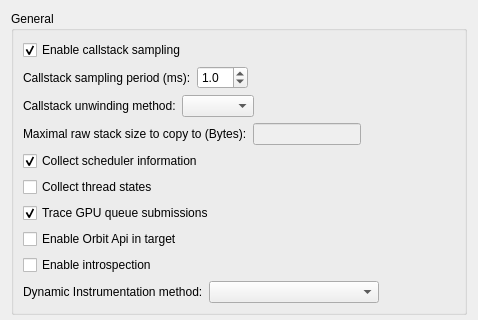
Above: src/OrbitQt/CaptureOptionsDialog.ui from google/orbit before the change; both pictures show x 0 to 478 and y 0 to 320 of the 478 by 610 pixel window. Below: the same form after it.
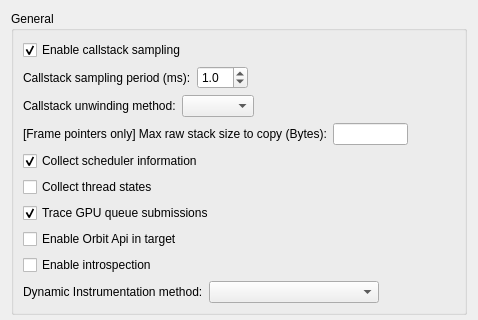
That is the form after the change.

What changed in the file:
```diff
--- a/src/OrbitQt/CaptureOptionsDialog.ui
+++ b/src/OrbitQt/CaptureOptionsDialog.ui
@@ -152,14 +152,14 @@
               <string/>
              </property>
              <property name="text">
-              <string>Maximal raw stack size to copy to (Bytes):</string>
+              <string>[Frame pointers only] Max raw stack size to copy (Bytes):</string>
              </property>
             </widget>
            </item>
            <item>
             <widget class="QLineEdit" name="maxCopyRawStackSizeLineEdit">
              <property name="enabled">
-              <bool>false</bool>
+              <bool>true</bool>
              </property>
              <property name="maxLength">
               <number>5</number>
```
